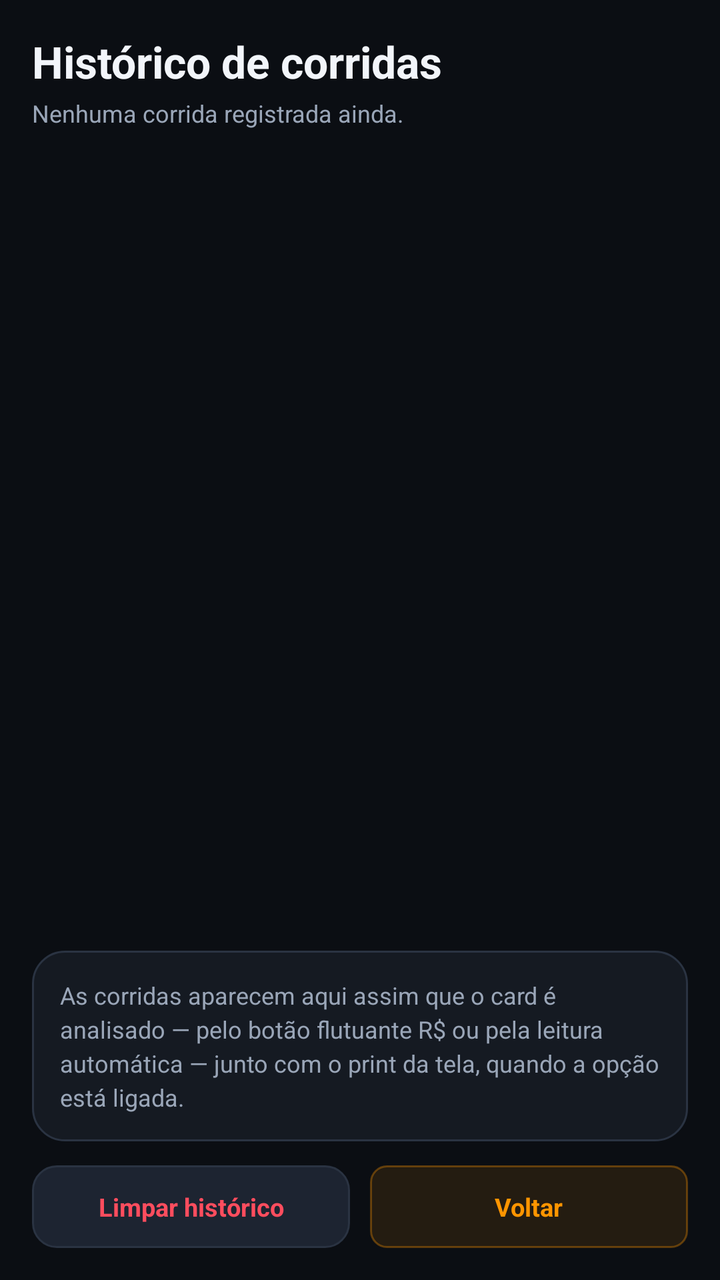
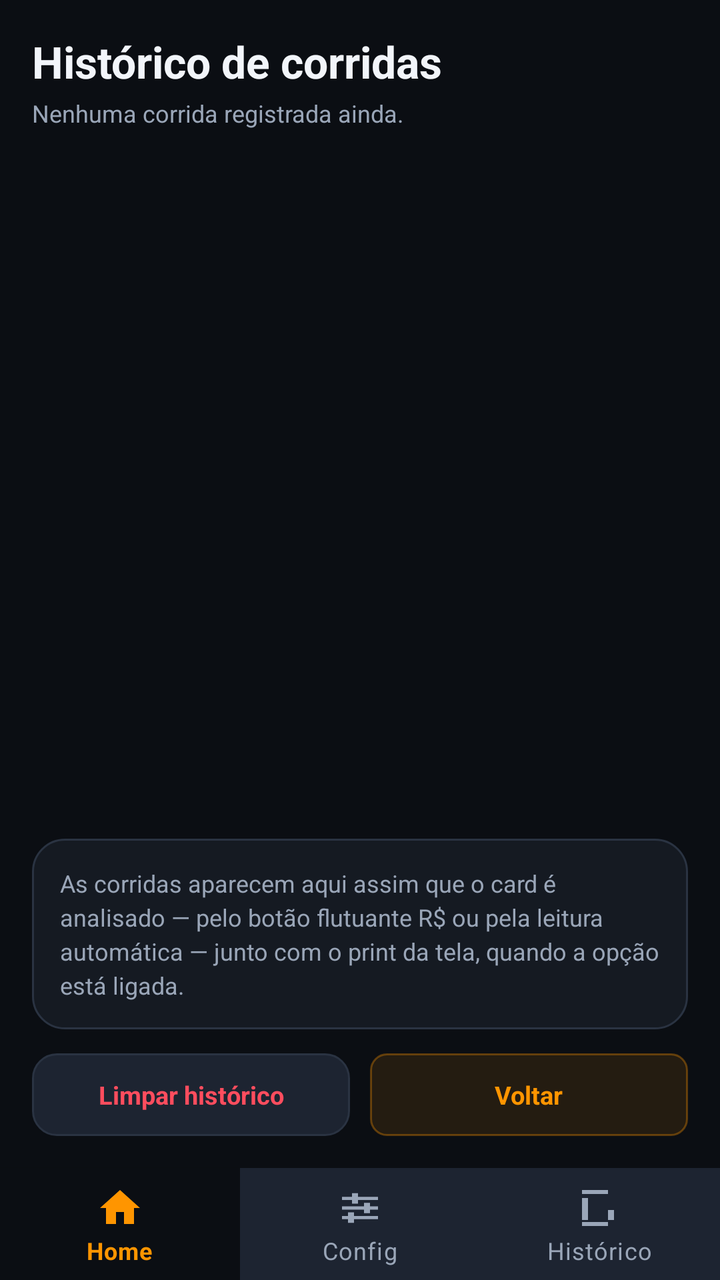

An Android layout rendered at two revisions. The XML below is the earlier revision; the diff shows what the commit changed to produce the second picture.
<!-- AndroidManifest.xml: application theme Theme.Radar -->
<!-- res/layout/activity_history.xml -->
<?xml version="1.0" encoding="utf-8"?>
<LinearLayout xmlns:android="http://schemas.android.com/apk/res/android"
    android:layout_width="match_parent"
    android:layout_height="match_parent"
    android:background="@color/bg"
    android:orientation="vertical"
    android:padding="16dp">

    <TextView
        android:layout_width="wrap_content"
        android:layout_height="wrap_content"
        android:text="Histórico de corridas"
        android:textColor="@color/text"
        android:textSize="22sp"
        android:textStyle="bold" />

    <TextView
        android:id="@+id/tvHistoricoResumo"
        android:layout_width="match_parent"
        android:layout_height="wrap_content"
        android:layout_marginTop="3dp"
        android:lineSpacingExtra="2dp"
        android:text="Nenhuma corrida registrada ainda."
        android:textColor="@color/textDim"
        android:textSize="12sp" />

    <ScrollView
        android:layout_width="match_parent"
        android:layout_height="0dp"
        android:layout_marginTop="12dp"
        android:layout_weight="1"
        android:fillViewport="true">

        <LinearLayout
            android:id="@+id/listaHistorico"
            android:layout_width="match_parent"
            android:layout_height="wrap_content"
            android:orientation="vertical" />
    </ScrollView>

    <TextView
        android:id="@+id/tvHistoricoVazio"
        android:layout_width="match_parent"
        android:layout_height="wrap_content"
        android:layout_marginTop="10dp"
        android:background="@drawable/bg_card"
        android:lineSpacingExtra="3dp"
        android:padding="14dp"
        android:text="As corridas aparecem aqui assim que o card é analisado — pelo botão flutuante R$ ou pela leitura automática — junto com o print da tela, quando a opção está ligada."
        android:textColor="@color/textDim"
        android:textSize="12sp" />

    <LinearLayout
        android:layout_width="match_parent"
        android:layout_height="wrap_content"
        android:layout_marginTop="12dp"
        android:orientation="horizontal">

        <TextView
            android:id="@+id/btnLimparHistorico"
            android:layout_width="0dp"
            android:layout_height="wrap_content"
            android:layout_weight="1"
            android:background="@drawable/bg_btn_ghost"
            android:gravity="center"
            android:padding="12dp"
            android:text="Limpar histórico"
            android:textColor="@color/red"
            android:textSize="12.5sp"
            android:textStyle="bold" />

        <TextView
            android:id="@+id/btnVoltar"
            android:layout_width="0dp"
            android:layout_height="wrap_content"
            android:layout_marginStart="10dp"
            android:layout_weight="1"
            android:background="@drawable/bg_btn_primary"
            android:gravity="center"
            android:padding="12dp"
            android:text="Voltar"
            android:textColor="@color/orange"
            android:textSize="12.5sp"
            android:textStyle="bold" />
    </LinearLayout>
</LinearLayout>
<!-- resources referenced by this layout -->
<resources>
  <color name="bg">#0B0E13</color>
  <color name="orange">#FF9500</color>
  <color name="red">#FF4D5E</color>
  <color name="text">#F2F5FA</color>
  <color name="textDim">#9AA6B8</color>
  <!-- drawable bg_btn_ghost (drawable) -->
  <?xml version="1.0" encoding="utf-8"?>
  <shape xmlns:android="http://schemas.android.com/apk/res/android" android:shape="rectangle">
      <solid android:color="@color/surface2" />
      <corners android:radius="12dp" />
      <stroke android:width="1dp" android:color="@color/stroke" />
  </shape>
  <!-- drawable bg_btn_primary (drawable) -->
  <?xml version="1.0" encoding="utf-8"?>
  <shape xmlns:android="http://schemas.android.com/apk/res/android" android:shape="rectangle">
      <solid android:color="#1AFF9500" />
      <corners android:radius="8dp" />
      <stroke android:width="1dp" android:color="#55FF9500" />
  </shape>
  <!-- drawable bg_card (drawable) -->
  <?xml version="1.0" encoding="utf-8"?>
  <shape xmlns:android="http://schemas.android.com/apk/res/android" android:shape="rectangle">
      <solid android:color="@color/surface" />
      <corners android:radius="16dp" />
      <stroke android:width="1dp" android:color="@color/stroke" />
  </shape>
  <style name="Theme.Radar" parent="Theme.MaterialComponents.NoActionBar">
          <item name="android:statusBarColor">@color/bg</item>
          <item name="android:navigationBarColor">@color/bg</item>
          <item name="android:windowBackground">@color/bg</item>
          <item name="android:textColorPrimary">@color/text</item>
          <item name="android:textColorSecondary">@color/textDim</item>
          <item name="colorPrimary">@color/orange</item>
          <item name="colorSecondary">@color/blue</item>
          <item name="colorOnPrimary">#101418</item>
          <item name="android:textColorHint">@color/textDim</item>
          <item name="android:forceDarkAllowed" tools:targetApi="q">false</item>
      </style>
  <color name="surface2">#1D2431</color>
  <color name="stroke">#2A3342</color>
  <color name="surface">#151A22</color>
  <color name="blue">#4C8DFF</color>
</resources>

<!-- the commit's change to res/layout/activity_history.xml (unified diff, before → after) -->
@@ -1,86 +1,105 @@
 <?xml version="1.0" encoding="utf-8"?>
 <LinearLayout xmlns:android="http://schemas.android.com/apk/res/android"
+    xmlns:app="http://schemas.android.com/apk/res-auto"
     android:layout_width="match_parent"
     android:layout_height="match_parent"
     android:background="@color/bg"
-    android:orientation="vertical"
-    android:padding="16dp">
-
-    <TextView
-        android:layout_width="wrap_content"
-        android:layout_height="wrap_content"
-        android:text="Histórico de corridas"
-        android:textColor="@color/text"
-        android:textSize="22sp"
-        android:textStyle="bold" />
-
-    <TextView
-        android:id="@+id/tvHistoricoResumo"
-        android:layout_width="match_parent"
-        android:layout_height="wrap_content"
-        android:layout_marginTop="3dp"
-        android:lineSpacingExtra="2dp"
-        android:text="Nenhuma corrida registrada ainda."
-        android:textColor="@color/textDim"
-        android:textSize="12sp" />
-
-    <ScrollView
-        android:layout_width="match_parent"
-        android:layout_height="0dp"
-        android:layout_marginTop="12dp"
-        android:layout_weight="1"
-        android:fillViewport="true">
-
-        <LinearLayout
-            android:id="@+id/listaHistorico"
-            android:layout_width="match_parent"
-            android:layout_height="wrap_content"
-            android:orientation="vertical" />
-    </ScrollView>
-
-    <TextView
-        android:id="@+id/tvHistoricoVazio"
-        android:layout_width="match_parent"
-        android:layout_height="wrap_content"
-        android:layout_marginTop="10dp"
-        android:background="@drawable/bg_card"
-        android:lineSpacingExtra="3dp"
-        android:padding="14dp"
-        android:text="As corridas aparecem aqui assim que o card é analisado — pelo botão flutuante R$ ou pela leitura automática — junto com o print da tela, quando a opção está ligada."
-        android:textColor="@color/textDim"
-        android:textSize="12sp" />
+    android:orientation="vertical">
 
     <LinearLayout
         android:layout_width="match_parent"
-        android:layout_height="wrap_content"
-        android:layout_marginTop="12dp"
-        android:orientation="horizontal">
+        android:layout_height="0dp"
+        android:layout_weight="1"
+        android:orientation="vertical"
+        android:padding="16dp">
 
         <TextView
-            android:id="@+id/btnLimparHistorico"
-            android:layout_width="0dp"
+            android:layout_width="wrap_content"
             android:layout_height="wrap_content"
-            android:layout_weight="1"
-            android:background="@drawable/bg_btn_ghost"
-            android:gravity="center"
-            android:padding="12dp"
-            android:text="Limpar histórico"
-            android:textColor="@color/red"
-            android:textSize="12.5sp"
+            android:text="Histórico de corridas"
+            android:textColor="@color/text"
+            android:textSize="22sp"
             android:textStyle="bold" />
 
         <TextView
-            android:id="@+id/btnVoltar"
-            android:layout_width="0dp"
+            android:id="@+id/tvHistoricoResumo"
+            android:layout_width="match_parent"
             android:layout_height="wrap_content"
-            android:layout_marginStart="10dp"
+            android:layout_marginTop="3dp"
+            android:lineSpacingExtra="2dp"
+            android:text="Nenhuma corrida registrada ainda."
+            android:textColor="@color/textDim"
+            android:textSize="12sp" />
+
+        <ScrollView
+            android:layout_width="match_parent"
+            android:layout_height="0dp"
+            android:layout_marginTop="12dp"
             android:layout_weight="1"
-            android:background="@drawable/bg_btn_primary"
-            android:gravity="center"
-            android:padding="12dp"
-            android:text="Voltar"
-            android:textColor="@color/orange"
-            android:textSize="12.5sp"
-            android:textStyle="bold" />
+            android:fillViewport="true">
+
+            <LinearLayout
+                android:id="@+id/listaHistorico"
+                android:layout_width="match_parent"
+                android:layout_height="wrap_content"
+                android:orientation="vertical" />
+        </ScrollView>
+
+        <TextView
+            android:id="@+id/tvHistoricoVazio"
+            android:layout_width="match_parent"
+            android:layout_height="wrap_content"
+            android:layout_marginTop="10dp"
+            android:background="@drawable/bg_card"
+            android:lineSpacingExtra="3dp"
+            android:padding="14dp"
+            android:text="As corridas aparecem aqui assim que o card é analisado — pelo botão flutuante R$ ou pela leitura automática — junto com o print da tela, quando a opção está ligada."
+            android:textColor="@color/textDim"
+            android:textSize="12sp" />
+
+        <LinearLayout
+            android:layout_width="match_parent"
+            android:layout_height="wrap_content"
+            android:layout_marginTop="12dp"
+            android:orientation="horizontal">
+
+            <TextView
+                android:id="@+id/btnLimparHistorico"
+                android:layout_width="0dp"
+                android:layout_height="wrap_content"
+                android:layout_weight="1"
+                android:background="@drawable/bg_btn_ghost"
+                android:gravity="center"
+                android:padding="12dp"
+                android:text="Limpar histórico"
+                android:textColor="@color/red"
+                android:textSize="12.5sp"
+                android:textStyle="bold" />
+
+            <TextView
+                android:id="@+id/btnVoltar"
+                android:layout_width="0dp"
+                android:layout_height="wrap_content"
+                android:layout_marginStart="10dp"
+                android:layout_weight="1"
+                android:background="@drawable/bg_btn_primary"
+                android:gravity="center"
+                android:padding="12dp"
+                android:text="Voltar"
+                android:textColor="@color/orange"
+                android:textSize="12.5sp"
+                android:textStyle="bold" />
+        </LinearLayout>
     </LinearLayout>
+
+    <com.google.android.material.bottomnavigation.BottomNavigationView
+        android:id="@+id/bottomNav"
+        android:layout_width="match_parent"
+        android:layout_height="wrap_content"
+        android:background="@color/surface2"
+        app:itemBackground="@drawable/bg_bottom_nav_item"
+        app:itemIconTint="@color/bottom_nav_color"
+        app:itemTextColor="@color/bottom_nav_color"
+        app:menu="@menu/bottom_nav" />
+
 </LinearLayout>
<!-- resource entries referenced after the edit -->
@@ -5,6 +5,12 @@
   <color name="red">#FF4D5E</color>
   <color name="text">#F2F5FA</color>
   <color name="textDim">#9AA6B8</color>
+  <!-- drawable bg_bottom_nav_item (drawable) -->
+  <?xml version="1.0" encoding="utf-8"?>
+  <selector xmlns:android="http://schemas.android.com/apk/res/android">
+      <item android:drawable="@color/bg" android:state_checked="true" />
+      <item android:drawable="@color/surface2" />
+  </selector>
   <!-- drawable bg_btn_ghost (drawable) -->
   <?xml version="1.0" encoding="utf-8"?>
   <shape xmlns:android="http://schemas.android.com/apk/res/android" android:shape="rectangle">
